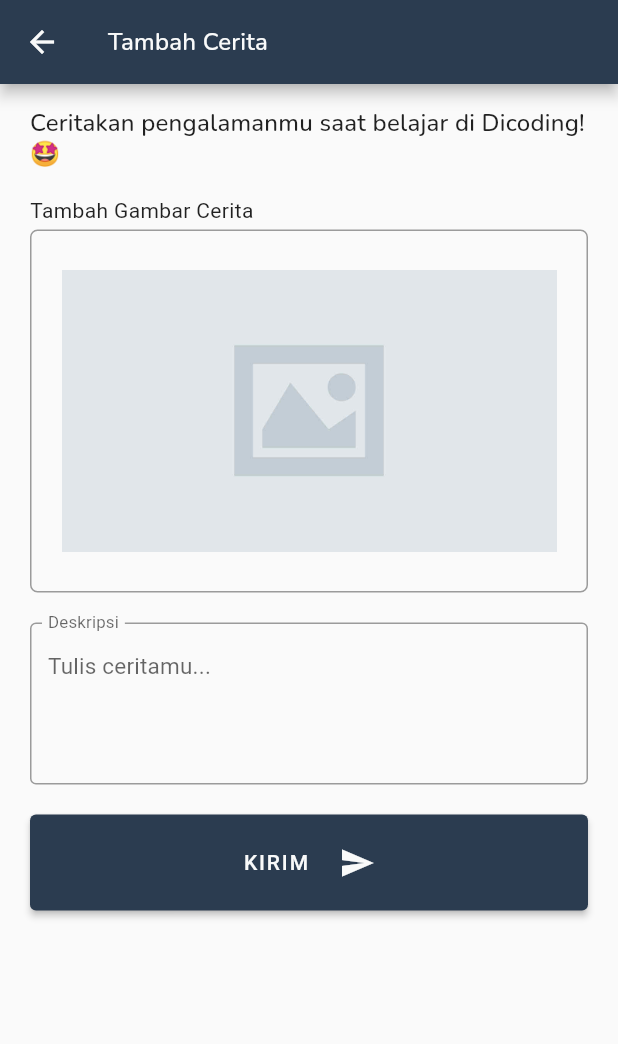
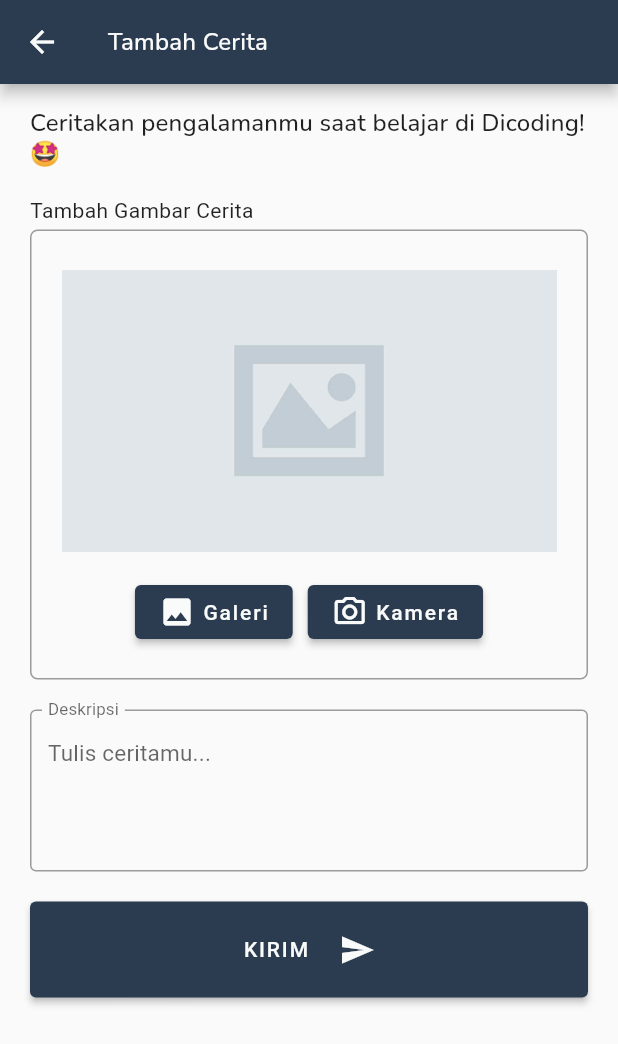
Before and after one commit to triagungj/dicoding_story_app, a Flutter app: the AddStoryPage screen opened directly with empty values, on a phone screen of 412 x 824 dp. Shown: the top 1044 px of the screen. Run offline on Flutter 3.47's test engine with Material 2 defaults, Android fonts, the phone set to English and light mode, and no system bars; our stand-ins replace flutter_bloc, google_fonts, image_picker, infinite_scroll_pagination, shared_preferences; accounts and stored records are empty; generated files the repository leaves out were written again; Roboto replaces fonts that are missing (Questrial).

Commit message:
fix: remove imperative navigation

```diff
--- a/lib/ui/pages/add_story_page.dart
+++ b/lib/ui/pages/add_story_page.dart
@@ -51,9 +51,6 @@ class _AddStoryPageState extends State<AddStoryPage> {
     );
     if (pickedFile != null) {
       setImageFile(pickedFile);
-      if (mounted) {
-        Navigator.pop(context);
-      }
     }
   }
 
@@ -65,9 +62,6 @@ class _AddStoryPageState extends State<AddStoryPage> {
     );
     if (pickedFile != null) {
       setImageFile(pickedFile);
-      if (mounted) {
-        Navigator.pop(context);
-      }
     }
   }
 
@@ -171,7 +165,9 @@ class _AddStoryPageState extends State<AddStoryPage> {
               ),
               borderRadius: BorderRadius.circular(5),
             ),
-            child: ValueListenableBuilder<String?>(
+            child: Column(
+              children: [
+                ValueListenableBuilder<String?>(
                   valueListenable: imagePath,
                   builder: (context, value, widget) {
                     if (value != null) {
@@ -182,6 +178,10 @@ class _AddStoryPageState extends State<AddStoryPage> {
                       height: 200,
                     );
                   },
+                ),
+                const SizedBox(height: 10),
+                photoOptionbutton(context),
+              ],
             ),
           ),
         ),
@@ -222,6 +222,35 @@ class _AddStoryPageState extends State<AddStoryPage> {
     );
   }
 
+  Row photoOptionbutton(BuildContext context) {
+    return Row(
+      mainAxisAlignment: MainAxisAlignment.center,
+      children: [
+        ElevatedButton(
+          onPressed: _onGalleryView,
+          child: Row(
+            children: [
+              const Icon(Icons.photo),
+              const SizedBox(width: 5),
+              Text(AppLocalizations.of(context)!.gallery),
+            ],
+          ),
+        ),
+        const SizedBox(width: 10),
+        ElevatedButton(
+          onPressed: _onCameraView,
+          child: Row(
+            children: [
+              const Icon(Icons.camera_alt_outlined),
+              const SizedBox(width: 5),
+              Text(AppLocalizations.of(context)!.camera),
+            ],
+          ),
+        ),
+      ],
+    );
+  }
+
   Widget imagePickBottomsheet() {
     return Column(
       mainAxisSize: MainAxisSize.min,
--- a/pubspec.yaml
+++ b/pubspec.yaml
@@ -5,7 +5,7 @@ publish_to: "none"
 version: 1.0.0+1
 
 environment:
-  sdk: ">=2.19.6 <=3.3.8"
+  sdk: ">=2.19.6 <=3.3.10"
 
 dependencies:
   flutter:
@@ -18,7 +18,7 @@ dependencies:
   image: ^4.0.17
   image_picker: ^0.8.7+3
   infinite_scroll_pagination: ^3.2.0
-  intl: ^0.17.0
+  intl: ^0.18.0
   json_annotation: ^4.8.0
   provider: ^6.0.5
   rxdart: ^0.27.7
```
Also changed, not shown: lib/ui/pages/home_page.dart (+39 -17 lines), pubspec.lock, 1 other file. Lines whose indentation alone changed are shown as unchanged.
